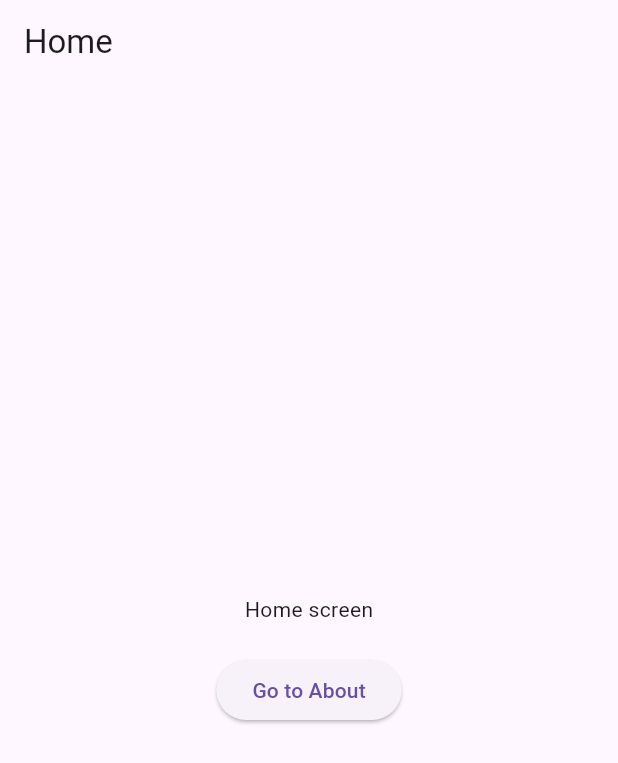
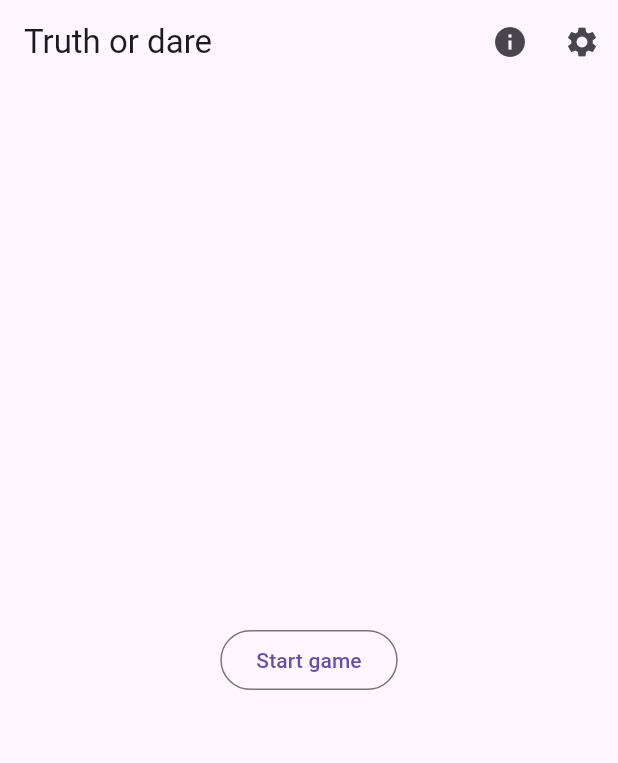
Before and after one commit to nicourrrn/trust-or-act, a Flutter app: the screen it shows after launch, on a phone screen of 412 x 824 dp. Shown: the top 763 px of the screen. Run offline on Flutter 3.47's test engine with Material 3 defaults, Android fonts, the phone set to English and light mode, and no system bars; our stand-ins replace freezed_annotation, functional_widget_annotation, gap, get_it, go_router, hooks_riverpod and 2 more.

Commit message:
Started home screen development

```diff
--- a/lib/presentation/screens/home.dart
+++ b/lib/presentation/screens/home.dart
@@ -9,23 +9,40 @@ part "home.g.dart";
 
 @hcwidget
 Widget homePage(BuildContext context, WidgetRef ref) {
-  return Scaffold(
+  return SafeArea(
+    child:
+    Scaffold(
       appBar: AppBar(
-        title: const Text("Home"),
+        title: const Text("Truth or dare"),
+                actions: <Widget>[
+          IconButton(
+            icon: const Icon(Icons.info),
+            tooltip: 'Go to about',
+            onPressed: () {
+              getIt<MyRouter>().router.push(RoutesName.about.route);
+            },
+          ),
+          IconButton(
+            icon: const Icon(Icons.settings),
+            tooltip: 'Go to settins',
+            onPressed: () {
+              ScaffoldMessenger.of(context).showSnackBar(
+                const SnackBar(content: Text('This is a settings')));
+            },
+          ),
+        ],
       ),
       body: Center(
         child: Column(
           mainAxisAlignment: MainAxisAlignment.center,
           children: [
-            const Text("Home screen"),
-            const Gap(20),
-            ElevatedButton(
+            OutlinedButton(
               onPressed: () {
                 getIt<MyRouter>().router.push(RoutesName.about.route);
               },
-              child: const Text("Go to About"),
+              child: const Text("Start game"),
             ),
           ],
         ),
-      ));
+      )));
 }
```
